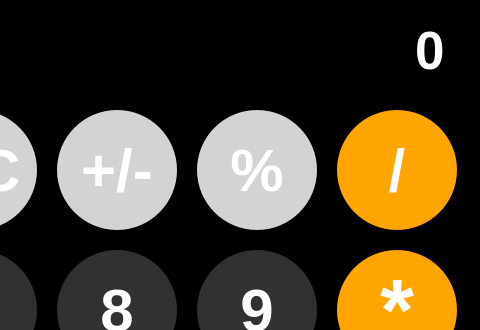
Old version of the form mainwindow.ui in the repository Vitor5bonelli/calculator-cpp; both pictures show x 113 to 593 and y 0 to 330 of the 593 by 816 pixel window.
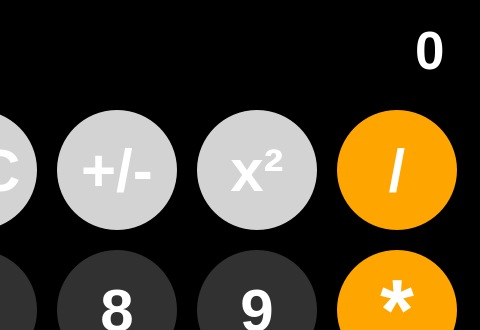
New version of the form.

Commit message: feat: add exponent square button

Diff of the .ui file:
```diff
--- a/mainwindow.ui
+++ b/mainwindow.ui
@@ -545,7 +545,7 @@
 }</string>
     </property>
     <property name="text">
-     <string>%</string>
+     <string>x²</string>
     </property>
    </widget>
    <widget class="QPushButton" name="button_moreorless">
```
Left out of the diff: 2 changed lines with no effect on the pictures. The commit also changes 7 other files.
